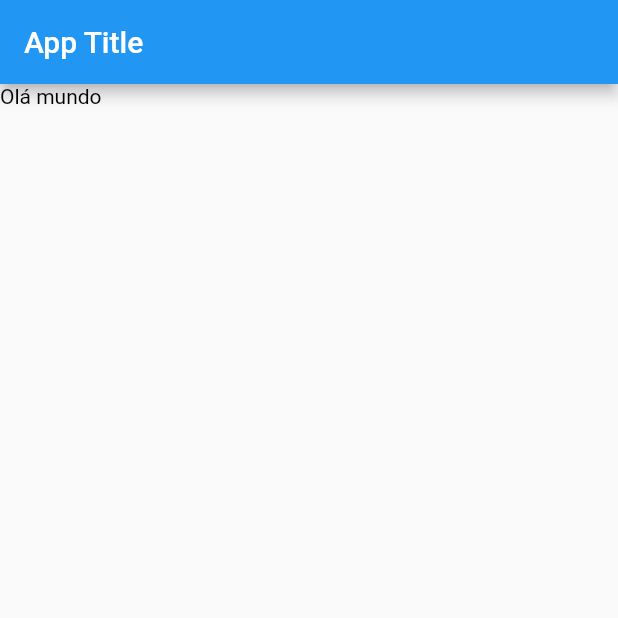
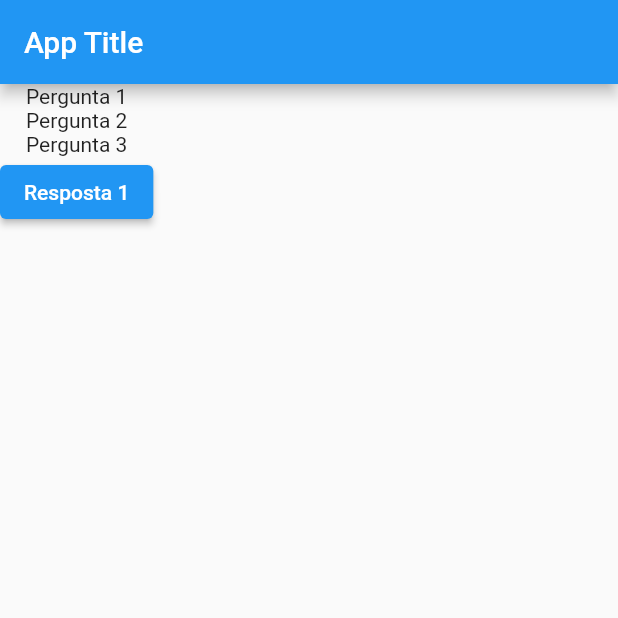
Before and after one commit to lauro-ss/Practices_Flutter, a Flutter app: the screen it shows after launch, on a phone screen of 412 x 824 dp, the top half of it. Run offline on Flutter 3.47's test engine with Material 2 defaults, Android fonts, the phone set to English and light mode, and no system bars.

Commit message:
functions on buttons

```diff
--- a/basic/lib/main.dart
+++ b/basic/lib/main.dart
@@ -1,9 +1,21 @@
 import 'package:flutter/material.dart';
 
-main() => runApp(const App());
+main() => runApp(App());
 
 class App extends StatelessWidget {
-  const App({super.key});
+  App({super.key});
+
+  final quests = [
+    "Pergunta 1",
+    "Pergunta 2",
+    "Pergunta 3"
+    ];
+
+  final List<List<String>> answers = [
+    ["Resposta 1, Resposta 2, Resposta 3"],
+    ["Resposta 1, Resposta 2, Resposta 3"],
+    ["Resposta 1, Resposta 2, Resposta 3"]
+  ];
 
   @override
   Widget build(BuildContext context) {
@@ -12,10 +24,14 @@ class App extends StatelessWidget {
         appBar: AppBar(
           title: const Text("App Title")
         ),
-        body: const Text("Olá mundo",
-        style: TextStyle(
-          color: Colors.black),
-          textAlign: TextAlign.center),
+        body: Column(
+          children: [
+            for(int i = 0; i < quests.length; i++) Text(quests[i]),
+            /* for(int i = 0; i < answers[0].length; i++) ElevatedButton(onPressed: null, child: Text(answers[0][i])), */
+            ElevatedButton(onPressed: ()  => print("Pergunta"), child: Text("Resposta 1")),
+            /* ElevatedButton(onPressed: respond, child: Text("Respsota 2")) */
+          ],
+        ),
       )
     );
   }
```
